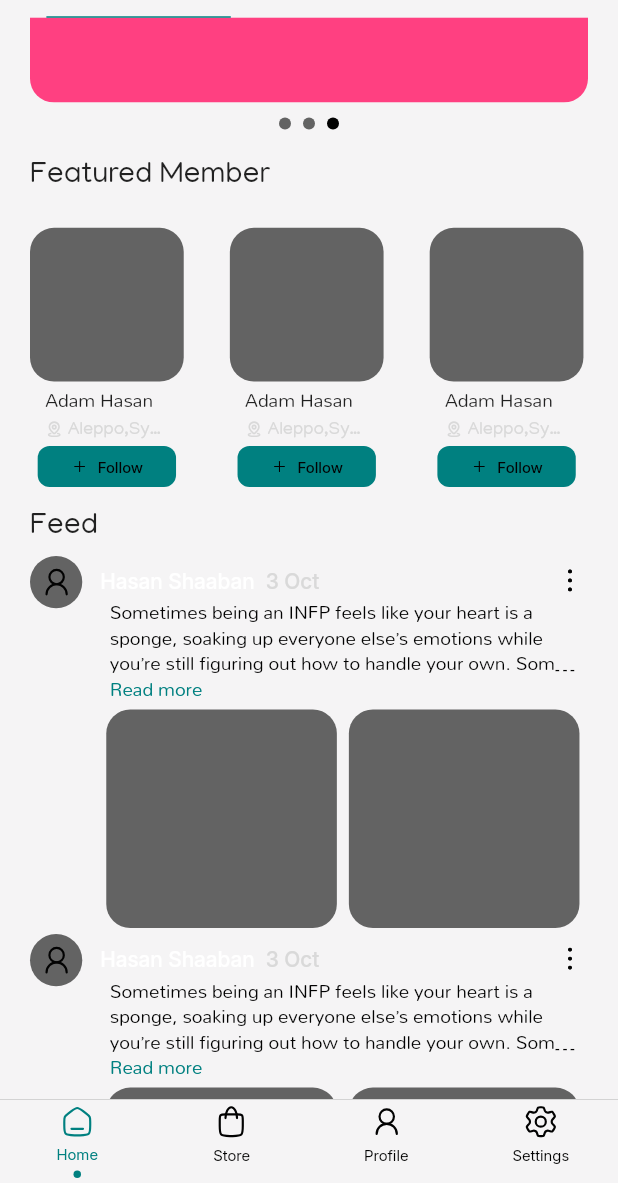
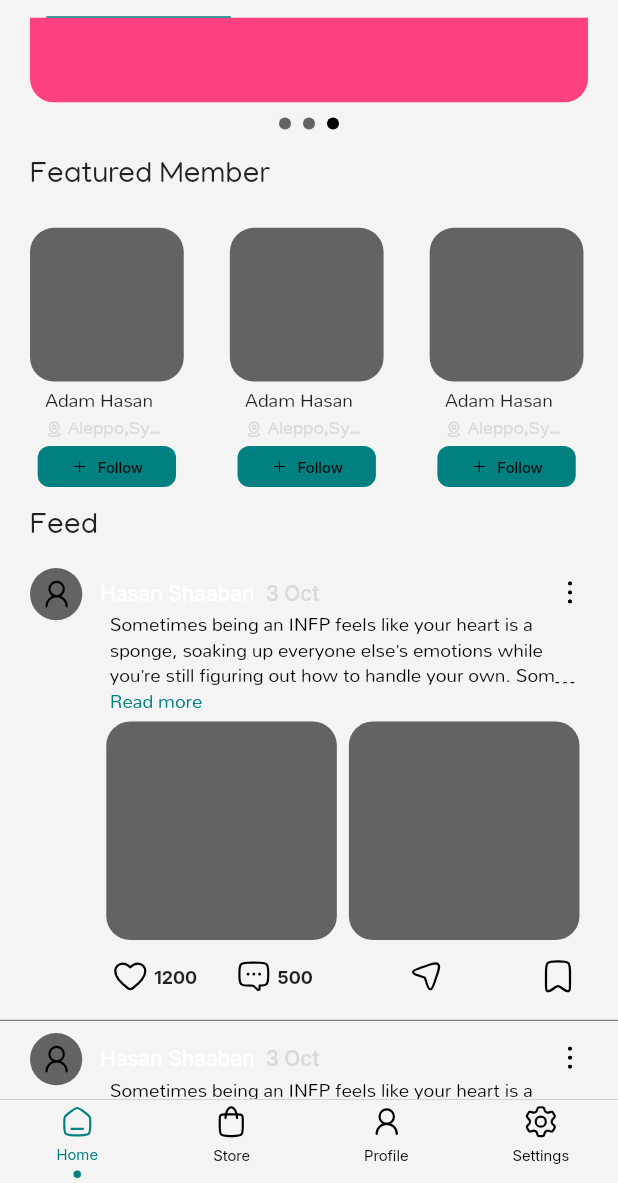
Before and after one commit to hasanShaaban/archilink, a Flutter app: the screen it shows after launch, scrolled down 103 dp, on a phone screen of 412 x 824 dp, the part 53-1236 px from its top. Run offline on Flutter 3.47's test engine with Material 3 defaults, Android fonts, the phone set to English and light mode, and no system bars; drawn by our look-alikes of persistent_bottom_nav_bar; our stand-ins replace flutter_svg.

Commit message:
post done

```diff
--- a/lib/core/utils/assets.dart
+++ b/lib/core/utils/assets.dart
@@ -21,6 +21,10 @@ class Assets {
   /// Assets for assetsIconsFacebook
   /// assets/icons/facebook.svg
   static const String assetsIconsFacebook = "assets/icons/facebook.svg";
+
+  /// Assets for assetsIconsFilldLike
+  /// assets/icons/filldLike.svg
+  static const String assetsIconsFilldLike = "assets/icons/filldLike.svg";
 
   /// Assets for assetsIconsFilterVertical
   /// assets/icons/filter-vertical.svg
@@ -80,7 +84,7 @@ class Assets {
 
   /// Assets for assetsIconsShare
   /// assets/icons/share.svg
-  static const String assetsIconsShare = "assets/icons/share.svg";
+  static const String assetsIconsShare = "assets/icons/Share.svg";
 
   /// Assets for assetsIconsShoppingBasket
   /// assets/icons/shopping-basket.svg
@@ -89,4 +93,16 @@ class Assets {
   /// Assets for assetsIconsUser
   /// assets/icons/user.svg
   static const String assetsIconsUser = "assets/icons/user.svg";
+
+  /// Assets for assetsImagesAd1
+  /// assets/images/ad1.jpg
+  static const String assetsImagesAd1 = "assets/images/ad1.jpg";
+
+  /// Assets for assetsImagesAd2
+  /// assets/images/ad2.jpg
+  static const String assetsImagesAd2 = "assets/images/ad2.jpg";
+
+  /// Assets for assetsImagesAd3
+  /// assets/images/ad3.jpg
+  static const String assetsImagesAd3 = "assets/images/ad3.jpg";
 }
--- a/lib/core/widgets/post.dart
+++ b/lib/core/widgets/post.dart
@@ -1,6 +1,9 @@
 import 'package:archilink/core/utils/app_text_style.dart';
 import 'package:archilink/core/utils/assets.dart';
-import 'package:archilink/core/widgets/expandable_text.dart';
+import 'package:archilink/core/widgets/post_body.dart';
+import 'package:archilink/core/widgets/post_like_button.dart';
+import 'package:archilink/core/widgets/post_user_image.dart';
+import 'package:archilink/core/widgets/post_username_and_date.dart';
 import 'package:archilink/generated/l10n.dart';
 import 'package:flutter/material.dart';
 import 'package:flutter_svg/svg.dart';
@@ -17,7 +20,9 @@ class Post extends StatelessWidget {
 
   @override
   Widget build(BuildContext context) {
-    return SizedBox(
+    return Padding(
+      padding: const EdgeInsets.symmetric(vertical: 8),
+      child: SizedBox(
         width: double.infinity,
         child: Row(
           crossAxisAlignment: CrossAxisAlignment.start,
@@ -26,7 +31,7 @@ class Post extends StatelessWidget {
             SizedBox(width: 12),
             Expanded(
               child: Padding(
-              padding: EdgeInsets.only(top:width * 34 / 402 / 8 ),
+                padding: EdgeInsets.only(top: width * 34 / 402 / 8),
                 child: Column(
                   crossAxisAlignment: CrossAxisAlignment.start,
                   children: [
@@ -45,97 +50,67 @@ class Post extends StatelessWidget {
                       ],
                     ),
                     const SizedBox(height: 2),
-                  PostBody(width: width, height: height,),
+                    PostBody(width: width, height: height),
+                    Padding(
+                      padding: const EdgeInsets.all(8.0),
+                      child: Row(
+                        mainAxisAlignment: MainAxisAlignment.spaceBetween,
+                        children: [
+                          Row(
+                            children: [
+                              LikeButton(),
+                              SizedBox(width: width * 25 / 402),
+                              CommentButton(),
+                            ],
+                          ),
+                          PostActionButton(icon: Assets.assetsIconsShare),
+                          PostActionButton(icon: Assets.assetsIconsSave),
+                        ],
+                      ),
+                    ),
                   ],
                 ),
               ),
             ),
           ],
         ),
+      ),
     );
   }
 }
 
-class PostBody extends StatelessWidget {
-  const PostBody({
-    super.key,
-    required this.width, required this.height,
-  });
-
-  final double width, height;
+class CommentButton extends StatelessWidget {
+  const CommentButton({super.key});
 
   @override
   Widget build(BuildContext context) {
-    return Column(
+    return Row(
       children: [
-        SizedBox(
-          width: width * 305 / 402,
-          child: ExpandableText(
-            'Sometimes being an INFP feels like your heart is a sponge, soaking up everyone else’s emotions while you’re still figuring out how to handle your own. Sometimes being an INFP feels like your heart is a sponge, soaking up everyone else’s emotions while you’re still figuring out how to handle your own.',
+        SvgPicture.asset(
+          Assets.assetsIconsComment,
+          color: Theme.of(context).colorScheme.onSurface,
+          width: 24,
         ),
-        ),
-        SizedBox(
-          height: height * 158 / 847,
-          child: ListView.builder(
-            scrollDirection: Axis.horizontal,
-            itemBuilder: (context, index) => Container(
-              margin: EdgeInsets.all(4),
-            width: width * 150/402,
-            height: width * 150/402,
-            decoration: BoxDecoration(
-              color: Theme.of(context).colorScheme.secondary,
-              borderRadius: BorderRadius.circular(16)
-            ),
-          ), itemCount: 5))
+        SizedBox(width: 4),
+        Text('500', style: AppTextStyle.interBold12),
       ],
     );
   }
 }
 
-class PostUserNameAndDate extends StatelessWidget {
-  const PostUserNameAndDate({
-    super.key,
-  });
+class PostActionButton extends StatelessWidget {
+  const PostActionButton({super.key, required this.icon});
+
+  final String icon;
 
   @override
   Widget build(BuildContext context) {
-    return RichText(
-      text: TextSpan(
-        text: 'Hasan Shaaban',
-        style: AppTextStyle.interMedium14,
-        children: [
-          TextSpan(
-            text: '  3 Oct',
-            style: AppTextStyle.interMedium14.copyWith(
-              color: Theme.of(context).colorScheme.tertiary,
-            ),
-          ),
-        ],
+    return GestureDetector(
+      child: SvgPicture.asset(
+        icon,
+        color: Theme.of(context).colorScheme.onSurface,
+        width: 24,
       ),
     );
   }
 }
-
-class PostUserImage extends StatelessWidget {
-  const PostUserImage({
-    super.key,
-    required this.width,
-  });
-
-  final double width;
-
-  @override
-  Widget build(BuildContext context) {
-    return CircleAvatar(
-      radius: width * 34 / 402 / 2,
-      backgroundColor: Theme.of(context).colorScheme.secondary,
-      child: ClipOval(
-        child: SvgPicture.asset(
-          Assets.assetsIconsUser,
-          color: Theme.of(context).colorScheme.onSurface,
-          width: 24,
-        ),
-      ),
-    );
-  }
-}
--- /dev/null
+++ b/lib/core/widgets/post_body.dart
@@ -0,0 +1,28 @@
+import 'package:archilink/core/widgets/expandable_text.dart';
+import 'package:archilink/core/widgets/post_image_listview.dart';
+import 'package:flutter/material.dart';
+
+class PostBody extends StatelessWidget {
+  const PostBody({super.key, required this.width, required this.height});
+
+  final double width, height;
+
+  @override
+  Widget build(BuildContext context) {
+    return Column(
+      children: [
+        SizedBox(
+          width: width * 305 / 402,
+          child: ExpandableText(
+            //-----------------body
+            'Sometimes being an INFP feels like your heart is a sponge, soaking up everyone else’s emotions while you’re still figuring out how to handle your own. Sometimes being an INFP feels like your heart is a sponge, soaking up everyone else’s emotions while you’re still figuring out how to handle your own.',
+          ),
+        ),
+        SizedBox(
+          height: height * 158 / 847,
+          child: PostImagesListView(width: width),
+        ),
+      ],
+    );
+  }
+}
--- /dev/null
+++ b/lib/core/widgets/post_image_listview.dart
@@ -0,0 +1,24 @@
+import 'package:flutter/material.dart';
+
+class PostImagesListView extends StatelessWidget {
+  const PostImagesListView({super.key, required this.width});
+
+  final double width;
+
+  @override
+  Widget build(BuildContext context) {
+    return ListView.builder(
+      scrollDirection: Axis.horizontal,
+      itemBuilder: (context, index) => Container(
+        margin: EdgeInsets.all(4),
+        width: width * 150 / 402,
+        height: width * 150 / 402,
+        decoration: BoxDecoration(
+          color: Theme.of(context).colorScheme.secondary,
+          borderRadius: BorderRadius.circular(16),
+        ),
+      ),
+      itemCount: 5,
+    );
+  }
+}
--- /dev/null
+++ b/lib/core/widgets/post_like_button.dart
@@ -0,0 +1,45 @@
+import 'package:archilink/core/utils/app_text_style.dart';
+import 'package:archilink/core/utils/assets.dart';
+import 'package:flutter/material.dart';
+import 'package:flutter_svg/svg.dart';
+
+class LikeButton extends StatefulWidget {
+  const LikeButton({
+    super.key,
+  });
+
+  @override
+  State<LikeButton> createState() => _LikeButtonState();
+}
+
+class _LikeButtonState extends State<LikeButton> {
+  bool liked = false;
+  int likeCount = 1200;
+  @override
+  Widget build(BuildContext context) {
+    return Row(
+      children: [
+        GestureDetector(
+          onTap: () {
+            setState(() {
+
+              liked = !liked;
+              if(liked){
+                likeCount += 1;
+              }else{
+                likeCount -= 1;
+              }
+            });
+          },
+          child: SvgPicture.asset(
+            liked ? Assets.assetsIconsFilldLike : Assets.assetsIconsLike ,
+            color: liked ? null: Theme.of(context).colorScheme.onSurface,
+            width: 24,
+          ),
+        ),
+        SizedBox(width: 4),
+        Text('$likeCount', style: AppTextStyle.interBold12,)
+      ],
+    );
+  }
+}
--- /dev/null
+++ b/lib/core/widgets/post_user_image.dart
@@ -0,0 +1,25 @@
+import 'package:archilink/core/utils/assets.dart';
+import 'package:flutter/material.dart';
+import 'package:flutter_svg/svg.dart';
+
+class PostUserImage extends StatelessWidget {
+  const PostUserImage({super.key, required this.width});
+
+  final double width;
+
+  @override
+  Widget build(BuildContext context) {
+    return CircleAvatar(
+      radius: width * 34 / 402 / 2,
+      backgroundColor: Theme.of(context).colorScheme.secondary,
+      child: ClipOval(
+        child: SvgPicture.asset(
+          //change it to Cached Network Image
+          Assets.assetsIconsUser, //---------------image
+          color: Theme.of(context).colorScheme.onSurface,
+          width: 24,
+        ),
+      ),
+    );
+  }
+}
--- /dev/null
+++ b/lib/core/widgets/post_username_and_date.dart
@@ -0,0 +1,24 @@
+import 'package:archilink/core/utils/app_text_style.dart';
+import 'package:flutter/material.dart';
+
+class PostUserNameAndDate extends StatelessWidget {
+  const PostUserNameAndDate({super.key});
+
+  @override
+  Widget build(BuildContext context) {
+    return RichText(
+      text: TextSpan(
+        text: 'Hasan Shaaban', //-----------------name
+        style: AppTextStyle.interMedium14,
+        children: [
+          TextSpan(
+            text: '  3 Oct', //-----------------date
+            style: AppTextStyle.interMedium14.copyWith(
+              color: Theme.of(context).colorScheme.tertiary,
+            ),
+          ),
+        ],
+      ),
+    );
+  }
+}
--- a/lib/features/Home/presentation/views/home_page_body.dart
+++ b/lib/features/Home/presentation/views/home_page_body.dart
@@ -17,6 +17,7 @@ class HomePageBody extends StatelessWidget {
             MainAppBar(),
           ],
           body: TabBarView(
+            physics: BouncingScrollPhysics(),
             children: [
               ForYouPage(),
               Center(child: Text('following')),
--- a/lib/features/Home/presentation/views/widgets/for_you_page.dart
+++ b/lib/features/Home/presentation/views/widgets/for_you_page.dart
@@ -36,12 +36,13 @@ class FeedSection extends StatelessWidget {
   Widget build(BuildContext context) {
     double width = MediaQuery.of(context).size.width;
     double height = MediaQuery.of(context).size.height;
-    return Padding(
-      padding: const EdgeInsets.symmetric(horizontal: 20),
-      child: Column(
+    return Column(
       crossAxisAlignment: CrossAxisAlignment.start,
       children: [
-          Text(lang.feed, style: AppTextStyle.manjariRegular20),
+        Padding(
+                padding: const EdgeInsets.symmetric(horizontal: 20),
+          child: Text(lang.feed, style: AppTextStyle.manjariRegular20),
+        ),
         const SizedBox(height: 8),
         ListView.builder(
           padding: EdgeInsets.zero,
@@ -49,10 +50,17 @@ class FeedSection extends StatelessWidget {
           shrinkWrap: true,
           physics: NeverScrollableScrollPhysics(),
           itemBuilder: (context, index){
-            return Post(lang: lang, width: width, height: height);
+          return Column(
+            children: [
+              Padding(
+                      padding: const EdgeInsets.symmetric(horizontal: 20),
+                child: Post(lang: lang, width: width, height: height),
+              ),
+              Divider(height: 1,color: Theme.of(context).colorScheme.secondary,)
+            ],
+          );
         })
       ],
-      ),
     );
   }
 }
```
Also changed, not shown: assets/icons/filldLike.svg (added). Lines whose indentation alone changed are shown as unchanged.
